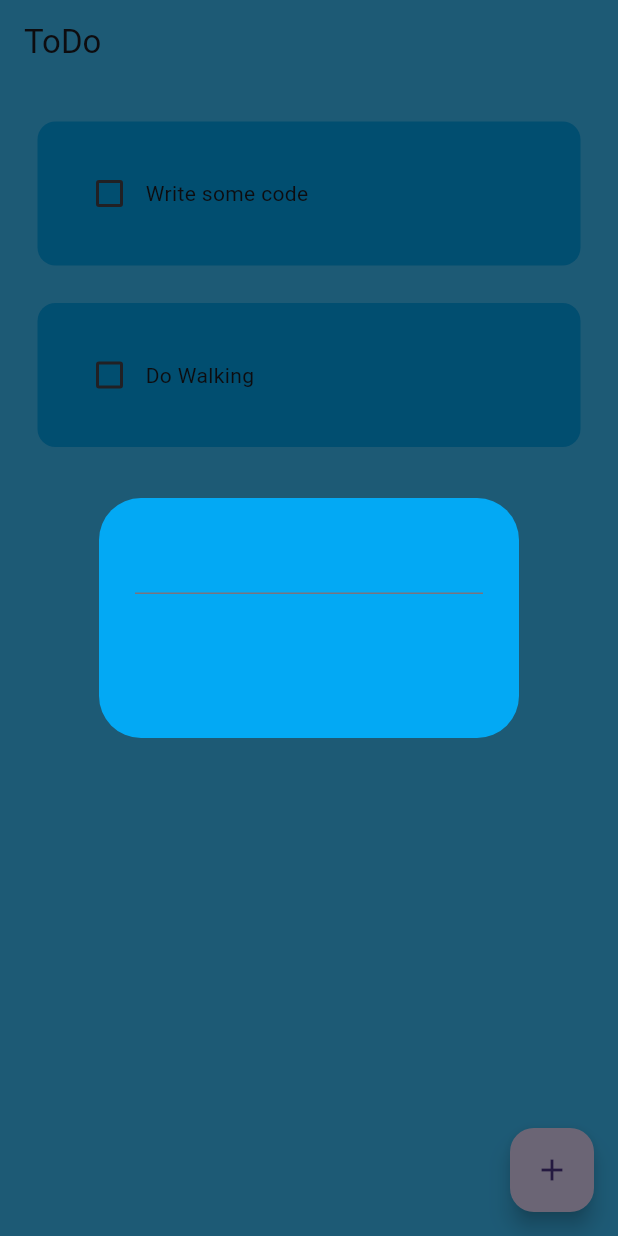
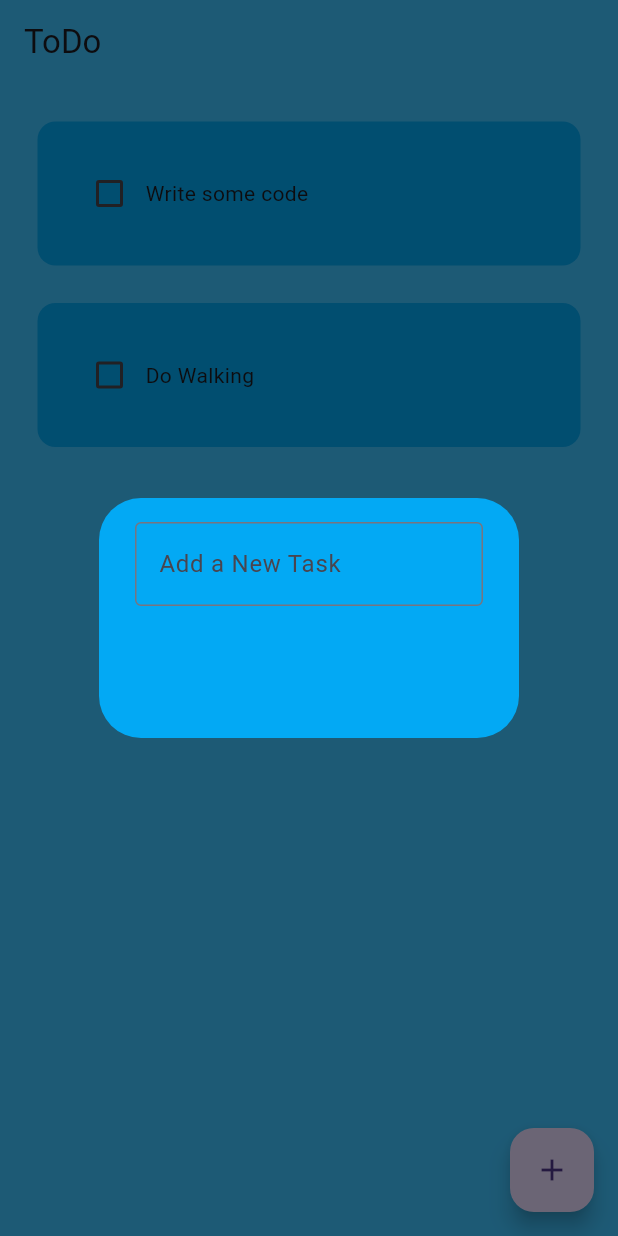
Before and after one commit to alexmortelsison/ToDoApp, a Flutter app: the screen it shows after launch, after a tap on the "add" icon, on a phone screen of 412 x 824 dp. Run offline on Flutter 3.47's test engine with Material 3 defaults, Android fonts, the phone set to English and light mode, and no system bars.

```diff
--- a/lib/util/dialog_box.dart
+++ b/lib/util/dialog_box.dart
@@ -12,7 +12,15 @@ class DialogBox extends StatelessWidget {
         height: 120,
         child: Column(
           children: [
-            TextField(),
+            TextField(
+              decoration: InputDecoration(
+                border: OutlineInputBorder(),
+                hintText: 'Add a New Task',
+              ),
+            ),
+            Row(
+              children: [],
+            ),
           ],
         ),
       ),
```
Also changed, not shown: lib/util/my_button.dart (added, +10 -0 lines).
